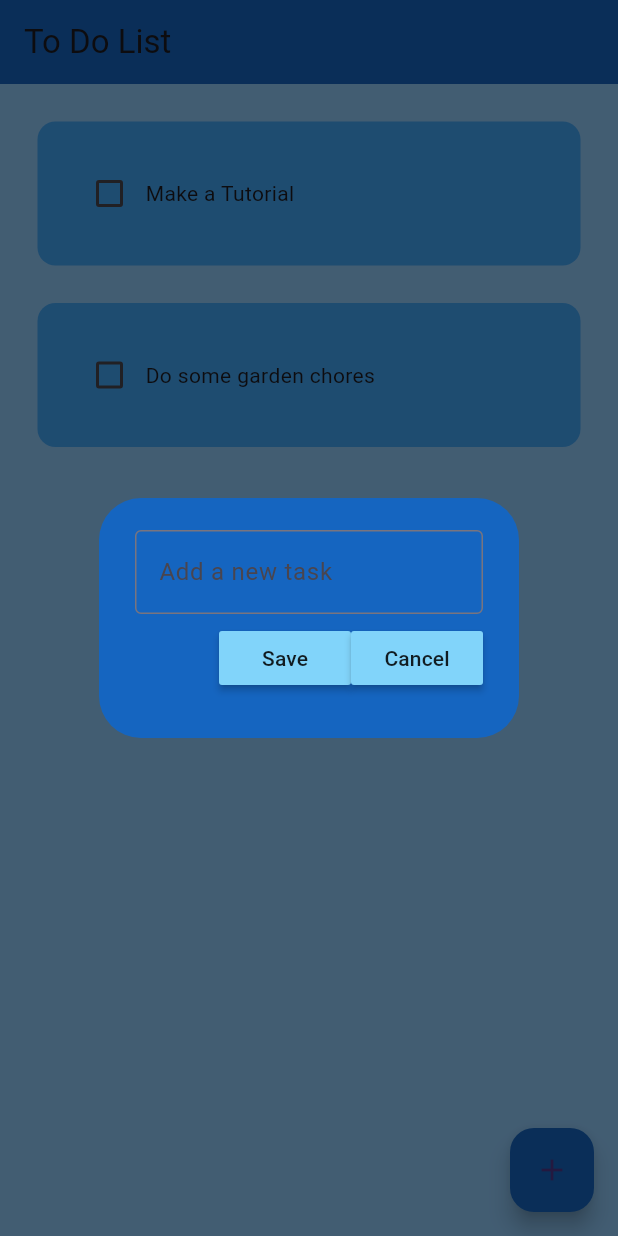
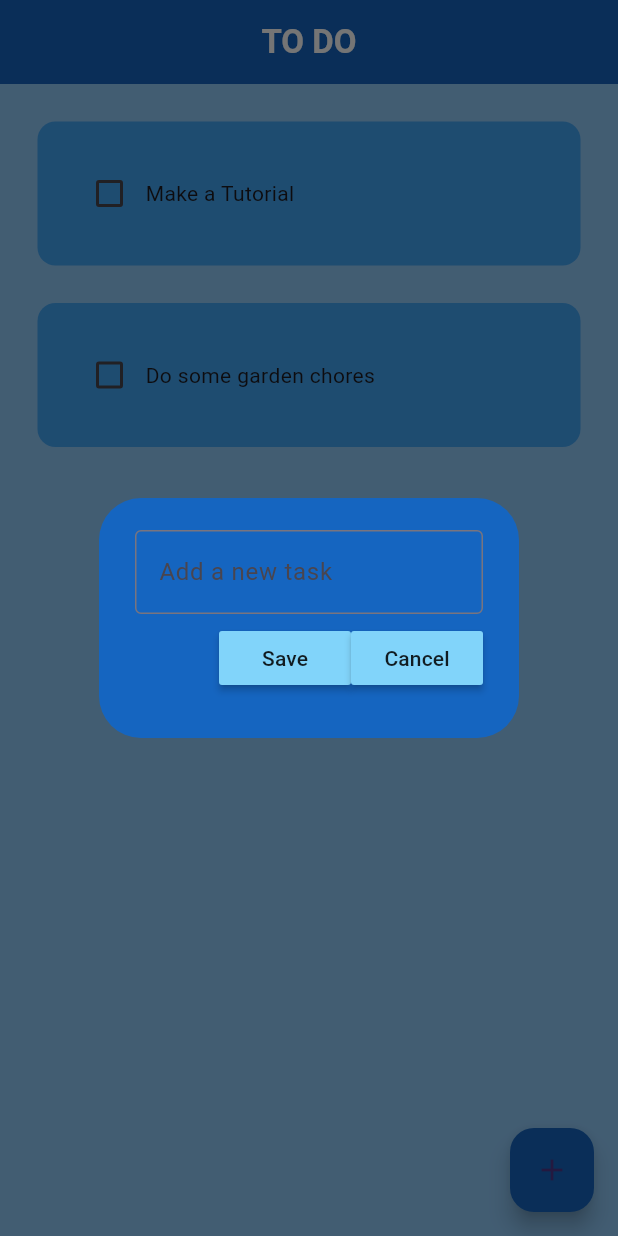
Before and after one commit to jenymoen/ToDoApp, a Flutter app: the screen it shows after launch, after a tap on the "add" icon, on a phone screen of 412 x 824 dp. Run offline on Flutter 3.47's test engine with Material 3 defaults, Android fonts, the phone set to English and light mode, and no system bars; drawn by our look-alikes of flutter_slidable.

Commit message:
Add delete functionality to tasks and update UI components
- Implemented deleteTask method in HomePage to remove tasks from the list.
- Updated TodoTile to include a delete action using Slidable.
- Enhanced UI by modifying the AppBar title and ensuring consistent styling.
- Refactored DialogBox and MyButton constructors to use 'const' for better performance.
- Added flutter_slidable dependency for task management.
- Removed unused widget_test.dart file.
- Created .vscode/settings.json for project configuration.

```diff
--- a/analysis_options.yaml
+++ b/analysis_options.yaml
@@ -7,6 +7,9 @@
 
 # The following line activates a set of recommended lints for Flutter apps,
 # packages, and plugins designed to encourage good coding practices.
+analyzer:
+  errors:
+    prefer_typing_uninitialized_variables: ignore
 include: package:flutter_lints/flutter.yaml
 
 linter:
--- a/lib/pages/home_page.dart
+++ b/lib/pages/home_page.dart
@@ -1,7 +1,6 @@
 import 'package:flutter/material.dart';
 import 'package:todoapp/util/dialog_box.dart';
 import 'package:todoapp/util/todo_tile.dart';
-import 'package:todoapp/util/my_button.dart';
 
 class HomePage extends StatefulWidget {
   const HomePage({super.key});
@@ -50,19 +49,31 @@ class _HomePageState extends State<HomePage> {
     );
   }
 
+  // delete task
+  void deleteTask(int index) {
+    setState(() {
+      toDoList.removeAt(index);
+    });
+  }
+
   @override
   Widget build(BuildContext context) {
     return Scaffold(
       backgroundColor: Colors.blue[200],
       appBar: AppBar(
         backgroundColor: Colors.blue[800],
-        title: Text('To Do List'),
+        title: Center(
+          child: Text(
+            'TO DO',
+            style: TextStyle(color: Colors.white, fontWeight: FontWeight.bold),
+          ),
+        ),
         elevation: 0,
       ),
       floatingActionButton: FloatingActionButton(
         onPressed: createNewTask,
+        backgroundColor: Colors.blue[800],
         child: Icon(Icons.add),
-        backgroundColor: Colors.blue[800],
       ),
       body: ListView.builder(
         itemCount: toDoList.length,
@@ -71,6 +82,7 @@ class _HomePageState extends State<HomePage> {
             taskName: toDoList[index][0],
             taskCompleted: toDoList[index][1],
             onChanged: (value) => checkBoxChanged(value, index),
+            deleteFunction: (context) => deleteTask(index),
           );
         },
       ),
--- a/lib/util/dialog_box.dart
+++ b/lib/util/dialog_box.dart
@@ -3,10 +3,10 @@ import 'package:todoapp/util/my_button.dart';
 
 class DialogBox extends StatelessWidget {
   final controller;
-  VoidCallback onSave;
-  VoidCallback onCancel;
+  final VoidCallback onSave;
+  final VoidCallback onCancel;
 
-  DialogBox({
+  const DialogBox({
     super.key,
     required this.controller,
     required this.onSave,
--- a/lib/util/my_button.dart
+++ b/lib/util/my_button.dart
@@ -2,8 +2,8 @@ import 'package:flutter/material.dart';
 
 class MyButton extends StatelessWidget {
   final String text;
-  VoidCallback onPressed;
-  MyButton({super.key, required this.text, required this.onPressed});
+  final VoidCallback onPressed;
+  const MyButton({super.key, required this.text, required this.onPressed});
 
   @override
   Widget build(BuildContext context) {
--- a/lib/util/todo_tile.dart
+++ b/lib/util/todo_tile.dart
@@ -1,21 +1,35 @@
 import 'package:flutter/material.dart';
+import 'package:flutter_slidable/flutter_slidable.dart';
 
 class TodoTile extends StatelessWidget {
   final String taskName;
   final bool taskCompleted;
-  Function(bool?)? onChanged;
+  final Function(bool?)? onChanged;
+  final Function(BuildContext?)? deleteFunction;
 
-  TodoTile({
+  const TodoTile({
     super.key,
     required this.taskName,
     required this.taskCompleted,
     required this.onChanged,
+    required this.deleteFunction,
   });
 
   @override
   Widget build(BuildContext context) {
     return Padding(
       padding: const EdgeInsets.only(left: 25.0, right: 25.0, top: 25.0),
+      child: Slidable(
+        endActionPane: ActionPane(
+          motion: StretchMotion(),
+          children: [
+            SlidableAction(
+              onPressed: deleteFunction,
+              icon: Icons.delete,
+              backgroundColor: Colors.red.shade300,
+            ),
+          ],
+        ),
         child: Container(
           padding: EdgeInsets.all(24),
           decoration: BoxDecoration(
@@ -39,6 +53,7 @@ class TodoTile extends StatelessWidget {
             ],
           ),
         ),
+      ),
     );
   }
 }
--- a/pubspec.yaml
+++ b/pubspec.yaml
@@ -34,6 +34,7 @@ dependencies:
   # The following adds the Cupertino Icons font to your application.
   # Use with the CupertinoIcons class for iOS style icons.
   cupertino_icons: ^1.0.8
+  flutter_slidable: ^1.2.0
 
 dev_dependencies:
   flutter_test:
```
Also changed, not shown: pubspec.lock, 1 other file. Lines whose indentation alone changed are shown as unchanged.
